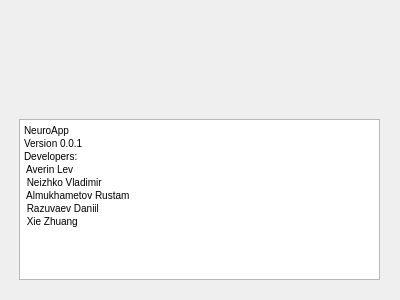
Qt form VS/NeiroApp/NeiroApp/GUI/AboutWindow.ui (RazuvaevDD/ProjectWork2019Neiro) before a commit.
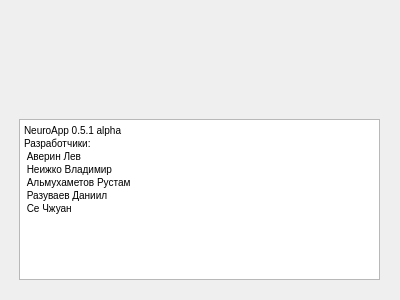
The same form after that commit. Icons and pictures are not drawn.

Commit message: Unified interface language and some minor fixes

Diff of the .ui file:
```diff
--- a/VS/NeiroApp/NeiroApp/GUI/AboutWindow.ui
+++ b/VS/NeiroApp/NeiroApp/GUI/AboutWindow.ui
@@ -54,14 +54,13 @@
 &lt;html&gt;&lt;head&gt;&lt;meta name=&quot;qrichtext&quot; content=&quot;1&quot; /&gt;&lt;style type=&quot;text/css&quot;&gt;
 p, li { white-space: pre-wrap; }
 &lt;/style&gt;&lt;/head&gt;&lt;body style=&quot; font-family:'MS Shell Dlg 2'; font-size:7.8pt; font-weight:400; font-style:normal;&quot;&gt;
-&lt;p style=&quot; margin-top:0px; margin-bottom:0px; margin-left:0px; margin-right:0px; -qt-block-indent:0; text-indent:0px;&quot;&gt;NeuroApp&lt;/p&gt;
-&lt;p style=&quot; margin-top:0px; margin-bottom:0px; margin-left:0px; margin-right:0px; -qt-block-indent:0; text-indent:0px;&quot;&gt;Version 0.0.1&lt;/p&gt;
-&lt;p style=&quot; margin-top:0px; margin-bottom:0px; margin-left:0px; margin-right:0px; -qt-block-indent:0; text-indent:0px;&quot;&gt;Developers:&lt;/p&gt;
-&lt;p style=&quot; margin-top:0px; margin-bottom:0px; margin-left:0px; margin-right:0px; -qt-block-indent:0; text-indent:0px;&quot;&gt; Averin Lev &lt;/p&gt;
-&lt;p style=&quot; margin-top:0px; margin-bottom:0px; margin-left:0px; margin-right:0px; -qt-block-indent:0; text-indent:0px;&quot;&gt; Neizhko Vladimir&lt;/p&gt;
-&lt;p style=&quot; margin-top:0px; margin-bottom:0px; margin-left:0px; margin-right:0px; -qt-block-indent:0; text-indent:0px;&quot;&gt; Almukhametov Rustam&lt;/p&gt;
-&lt;p style=&quot; margin-top:0px; margin-bottom:0px; margin-left:0px; margin-right:0px; -qt-block-indent:0; text-indent:0px;&quot;&gt; Razuvaev Daniil&lt;/p&gt;
-&lt;p style=&quot; margin-top:0px; margin-bottom:0px; margin-left:0px; margin-right:0px; -qt-block-indent:0; text-indent:0px;&quot;&gt; Xie Zhuang&lt;/p&gt;&lt;/body&gt;&lt;/html&gt;</string>
+&lt;p style=&quot; margin-top:0px; margin-bottom:0px; margin-left:0px; margin-right:0px; -qt-block-indent:0; text-indent:0px;&quot;&gt;NeuroApp 0.5.1 alpha&lt;/p&gt;
+&lt;p style=&quot; margin-top:0px; margin-bottom:0px; margin-left:0px; margin-right:0px; -qt-block-indent:0; text-indent:0px;&quot;&gt;Разработчики:&lt;/p&gt;
+&lt;p style=&quot; margin-top:0px; margin-bottom:0px; margin-left:0px; margin-right:0px; -qt-block-indent:0; text-indent:0px;&quot;&gt; Аверин Лев &lt;/p&gt;
+&lt;p style=&quot; margin-top:0px; margin-bottom:0px; margin-left:0px; margin-right:0px; -qt-block-indent:0; text-indent:0px;&quot;&gt; Неижко Владимир&lt;/p&gt;
+&lt;p style=&quot; margin-top:0px; margin-bottom:0px; margin-left:0px; margin-right:0px; -qt-block-indent:0; text-indent:0px;&quot;&gt; Альмухаметов Рустам&lt;/p&gt;
+&lt;p style=&quot; margin-top:0px; margin-bottom:0px; margin-left:0px; margin-right:0px; -qt-block-indent:0; text-indent:0px;&quot;&gt; Разуваев Даниил&lt;/p&gt;
+&lt;p style=&quot; margin-top:0px; margin-bottom:0px; margin-left:0px; margin-right:0px; -qt-block-indent:0; text-indent:0px;&quot;&gt; Се Чжуан&lt;/p&gt;&lt;/body&gt;&lt;/html&gt;</string>
    </property>
   </widget>
   <widget class="QLabel" name="label">
```
The commit also changes 2 other files.
